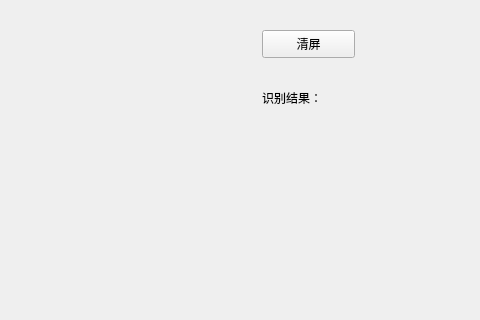
Qt form ui/mainwindow.ui (CatPieee/PyDigits_RealTimeHandWriteRecog) before a commit; both pictures show x 378 to 858 and y 0 to 320 of the 858 by 667 pixel window.
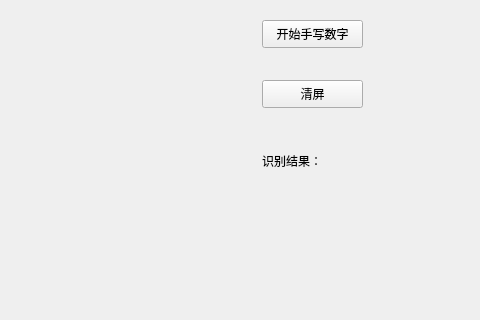
The same form after that commit.

Diff of the .ui file:
```diff
--- a/ui/mainwindow.ui
+++ b/ui/mainwindow.ui
@@ -31,8 +31,8 @@
     <property name="geometry">
      <rect>
       <x>640</x>
-      <y>30</y>
-      <width>93</width>
+      <y>80</y>
+      <width>101</width>
       <height>28</height>
      </rect>
     </property>
@@ -44,15 +44,28 @@
     <property name="geometry">
      <rect>
       <x>640</x>
-      <y>90</y>
-      <width>121</width>
-      <height>16</height>
+      <y>140</y>
+      <width>201</width>
+      <height>41</height>
      </rect>
     </property>
     <property name="text">
      <string>识别结果：</string>
     </property>
    </widget>
+   <widget class="QPushButton" name="pushButton_startWrite">
+    <property name="geometry">
+     <rect>
+      <x>640</x>
+      <y>20</y>
+      <width>101</width>
+      <height>28</height>
+     </rect>
+    </property>
+    <property name="text">
+     <string>开始手写数字</string>
+    </property>
+   </widget>
   </widget>
   <widget class="QMenuBar" name="menubar">
    <property name="geometry">
```
